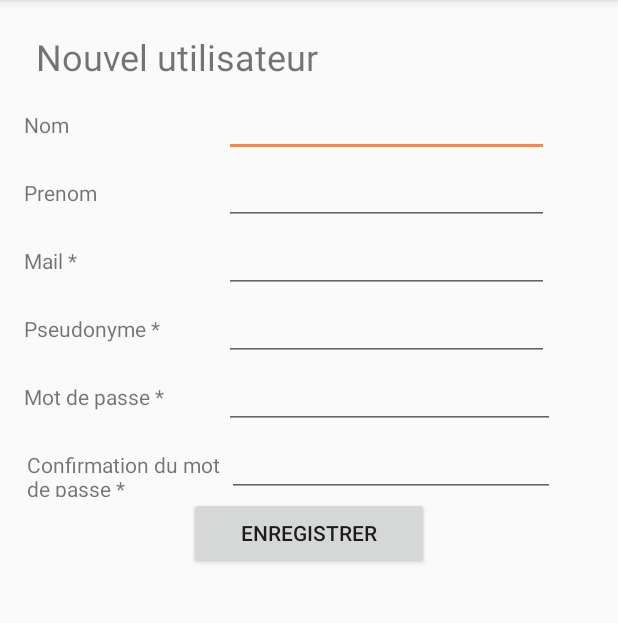
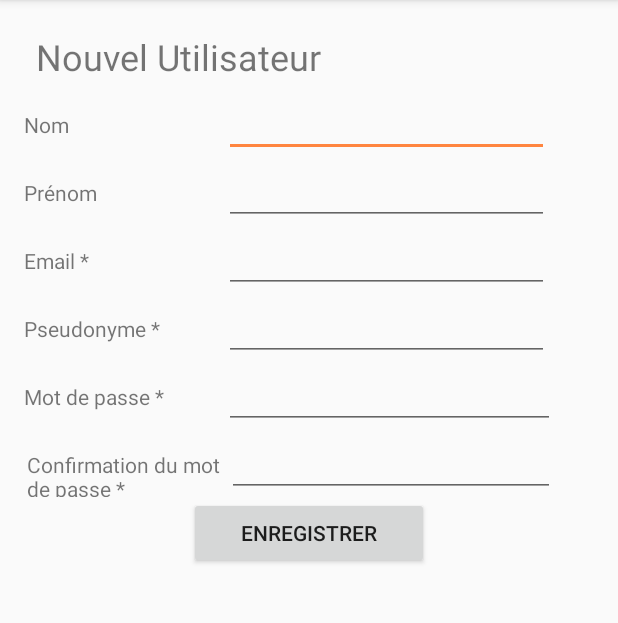
Before and after one commit to ppalmas/MAmbiance, an Android app: the UserNewActivity screen opened directly, with no data from a screen before it, on a phone screen of 412 x 824 dp, the part 84-707 px from its top. Run offline under Robolectric (Android 15) with nearby library versions, the phone set to English and light mode, and no system bars.

Commit message:
Corrections layout

```diff
--- a/app/src/main/java/org/fasol/mambiance/DisplayMarkerActivityAll.java
+++ b/app/src/main/java/org/fasol/mambiance/DisplayMarkerActivityAll.java
@@ -207,7 +207,8 @@ public class DisplayMarkerActivityAll extends AppCompatActivity {
                                 // Affichage des données dans les champs
                                 site_name.setText(markerList.get(1));
                                 description.setText(markerList.get(0));
-                                date.setText(DateFormat.format("dd/MM/yyyy - HH:mm:ss",marqueur.getDate_creation()));
+
+                              //date.setText(DateFormat.format("dd/MM/yyyy - HH:mm:ss",marqueur.getDate_creation()));
 
 
                                 for (int i=2;i<6;i++) {
--- a/app/src/main/res/layout/user_activity.xml
+++ b/app/src/main/res/layout/user_activity.xml
@@ -17,9 +17,8 @@
         android:layout_marginLeft="8dp"
         android:layout_marginTop="5dp"
         android:layout_marginBottom="5dp"
-        android:text="Nouvel utilisateur"
-        android:textSize="24sp"
-        tools:text="Nouvel utilisateur" />
+        android:text="@string/newuser"
+        android:textSize="24sp" />
 
 
     <LinearLayout
@@ -33,7 +32,7 @@
             android:layout_width="133dp"
             android:layout_height="wrap_content"
             android:layout_weight="0"
-            android:text="Nom" />
+            android:text="@string/newuser_name" />
 
         <EditText
             android:id="@+id/a_nom"
@@ -55,7 +54,7 @@
             android:layout_width="133dp"
             android:layout_height="wrap_content"
             android:layout_weight="0"
-            android:text="Prenom" />
+            android:text="@string/newuser_surname" />
 
         <EditText
             android:id="@+id/a_prenom"
@@ -77,7 +76,7 @@
             android:layout_height="wrap_content"
             android:layout_weight="0"
             android:layout_marginLeft="0dp"
-            android:text="Mail *" />
+            android:text="@string/newuser_email" />
 
         <EditText
             android:id="@+id/a_mail"
@@ -101,7 +100,7 @@
             android:layout_height="wrap_content"
             android:layout_weight="0"
             android:layout_marginLeft="0dp"
-            android:text="Pseudonyme *" />
+            android:text="@string/newuser_pseudo" />
 
         <EditText
             android:id="@+id/a_pseudo"
@@ -125,7 +124,7 @@
             android:layout_height="wrap_content"
             android:layout_weight="0"
             android:layout_marginLeft="0dp"
-            android:text="Mot de passe *" />
+            android:text="@string/newuser_mdp" />
 
         <EditText
             android:inputType="textVisiblePassword"
@@ -149,7 +148,7 @@
             android:layout_height="wrap_content"
             android:layout_weight="0"
             android:layout_marginLeft="2dp"
-            android:text="Confirmation du mot de passe *" />
+            android:text="@string/newuser_mdp2" />
 
         <EditText
             android:inputType="textVisiblePassword"
@@ -170,7 +169,7 @@
         android:id="@+id/button_save"
         android:layout_width="160dp"
         android:layout_height="wrap_content"
-        android:text="Enregistrer"
+        android:text="@string/save"
         android:layout_gravity="center_horizontal"/>
 
 
--- a/app/src/main/res/values/strings.xml
+++ b/app/src/main/res/values/strings.xml
@@ -13,4 +13,27 @@
         Le projet a été encadré par Myriam SERVIERES et Vincent TOURRE enseignants de l'option Informatique à l'Ecole Centrale de Nantes.\n\n\n
         La première version de l'application a été réalisé par Abdelghafour BENKASSMI et Flore MASSOULLIE."
         </string>
+
+    <!--Strings for New User Activity-->
+    <string name="newuser">Nouvel Utilisateur</string>
+    <string name="newuser_surname">Prénom</string>
+    <string name="newuser_name">Nom</string>
+    <string name="newuser_email">Email *</string>
+    <string name="newuser_mdp">Mot de passe *</string>
+    <string name="newuser_mdp2">Confirmation du mot de passe *</string>
+    <string name="newuser_pseudo">Pseudonyme *</string>
+
+    <!--Strings for Profile Activity of User-->
+    <string name="user_email">Email</string>
+    <string name="user_pseudo">Pseudonyme</string>
+    <string name="user_profile">Profil de l\'utilisateur</string>
+
+    <!--Strings for the Popup address-->
+    <string name="address_title">Adresse associée ?</string>
+    <string name="ad_num">Numéro *</string>
+    <string name="ad_street">Rue *</string>
+    <string name="ad_city">Ville *</string>
+    <string name="ad_postalcode">Code Postal</string>
+    <string name="ad_country">Pays *</string>
+    <string name="ad_compl">Complément d'adresse</string>
 </resources>
```
Also changed, not shown: app/src/main/res/layout/display_marker_activity.xml (+10 -11 lines), app/src/main/res/layout/popup_address.xml (+7 -7 lines), app/src/main/res/layout/user_profile_activity.xml (+6 -7 lines).
